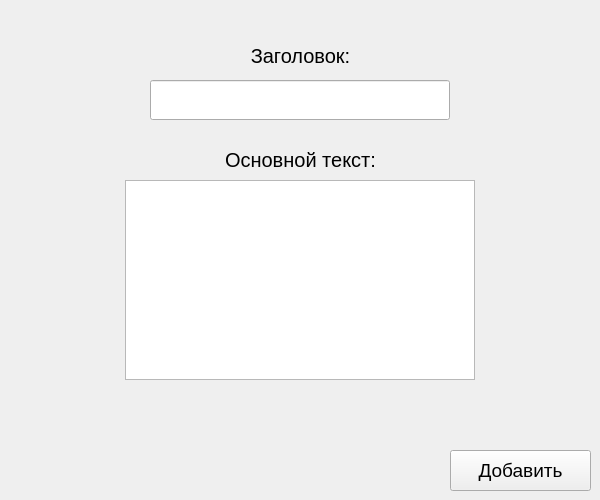
Qt form qt files/add_note_window.ui (gamr416/Keeps) before a commit.
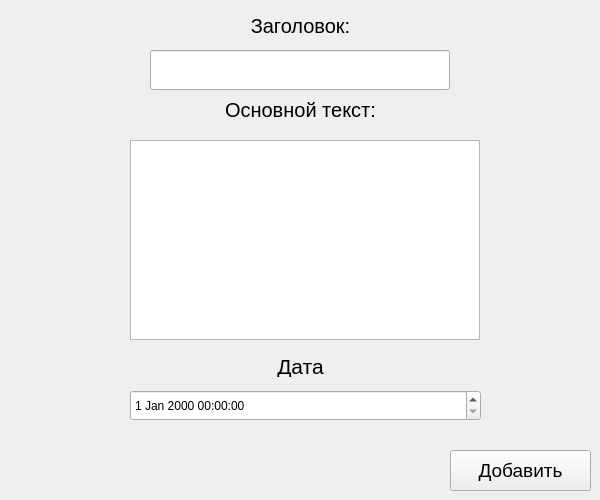
The same form after that commit.

What changed in the file:
```diff
--- a/qt files/add_note_window.ui
+++ b/qt files/add_note_window.ui
@@ -47,7 +47,7 @@
    <property name="geometry">
     <rect>
      <x>150</x>
-     <y>80</y>
+     <y>50</y>
      <width>300</width>
      <height>40</height>
     </rect>
@@ -61,8 +61,8 @@
   <widget class="QTextEdit" name="text_input">
    <property name="geometry">
     <rect>
-     <x>125</x>
-     <y>180</y>
+     <x>130</x>
+     <y>140</y>
      <width>350</width>
      <height>200</height>
     </rect>
@@ -77,7 +77,7 @@
    <property name="geometry">
     <rect>
      <x>150</x>
-     <y>40</y>
+     <y>10</y>
      <width>301</width>
      <height>31</height>
     </rect>
@@ -98,7 +98,7 @@
    <property name="geometry">
     <rect>
      <x>130</x>
-     <y>150</y>
+     <y>100</y>
      <width>341</width>
      <height>20</height>
     </rect>
@@ -119,15 +119,49 @@
    <property name="geometry">
     <rect>
      <x>10</x>
-     <y>415</y>
+     <y>435</y>
      <width>401</width>
-     <height>71</height>
+     <height>51</height>
     </rect>
    </property>
    <property name="text">
     <string/>
    </property>
   </widget>
+  <widget class="QDateTimeEdit" name="date_input">
+   <property name="enabled">
+    <bool>true</bool>
+   </property>
+   <property name="geometry">
+    <rect>
+     <x>130</x>
+     <y>390</y>
+     <width>351</width>
+     <height>31</height>
+    </rect>
+   </property>
+  </widget>
+  <widget class="QLabel" name="label_3">
+   <property name="geometry">
+    <rect>
+     <x>130</x>
+     <y>356</y>
+     <width>341</width>
+     <height>21</height>
+    </rect>
+   </property>
+   <property name="font">
+    <font>
+     <pointsize>16</pointsize>
+    </font>
+   </property>
+   <property name="text">
+    <string>Дата</string>
+   </property>
+   <property name="alignment">
+    <set>Qt::AlignCenter</set>
+   </property>
+  </widget>
  </widget>
  <resources/>
  <connections/>
```
